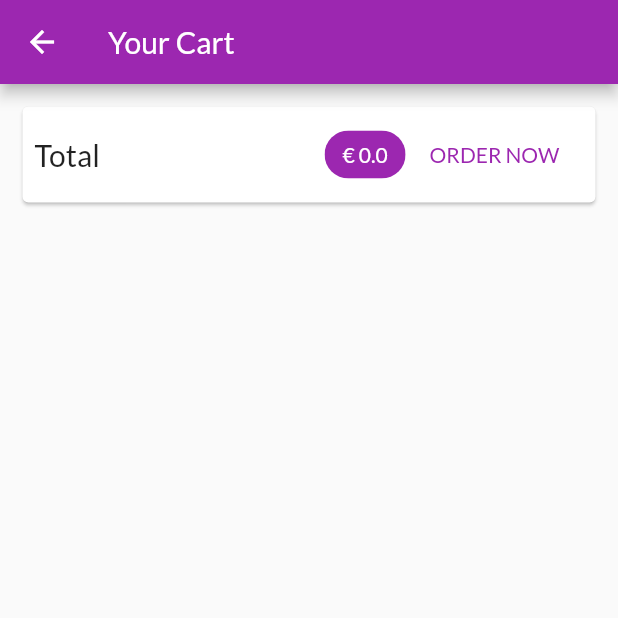
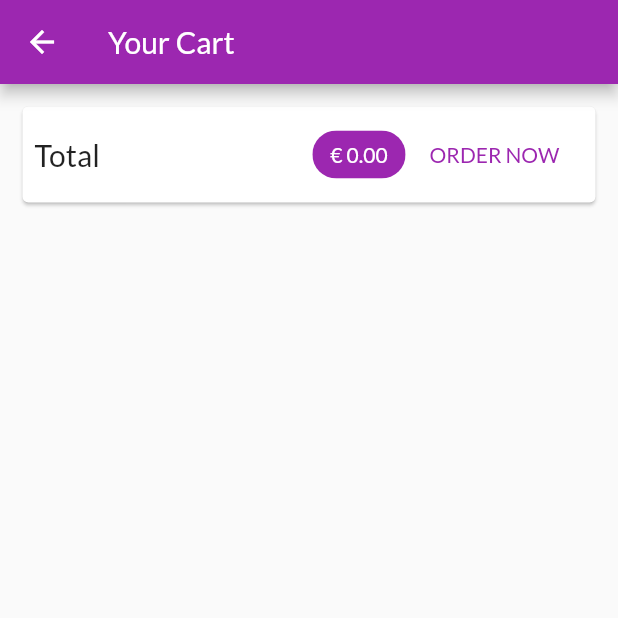
Before and after one commit to AndryRana/shop, a Flutter app: the CartScreen screen opened by its route, after a tap on "ORDER NOW", on a phone screen of 412 x 824 dp, the top half of it. Run offline on Flutter 3.47's test engine with Material 2 defaults, Android fonts, the phone set to English and light mode, and no system bars; network calls fail.

Commit message:
207- Adding Orders - 208 - adding an Orders Screen - 209 - Using Side Drawer - 210 **Making Orders Expandable & Stateful Widgets vs Providers**

```diff
--- a/lib/main.dart
+++ b/lib/main.dart
@@ -7,6 +7,7 @@ import './screens/product_detail_screen.dart';
 import './providers/products.dart';
 import './providers/cart.dart';
 import './providers/orders.dart';
+import './screens/orders_screen.dart';
 
 void main() => runApp(MyApp());
 
@@ -36,6 +37,7 @@ class MyApp extends StatelessWidget {
           routes: {
             ProductDetailScreen.routeName: (ctx) => ProductDetailScreen(),
             CartScreen.routeName: (ctx) => CartScreen(),
+            OrdersScreen.routeName: (ctx) => OrdersScreen(),
           }),
     );
   }
--- a/lib/screens/cart_screen.dart
+++ b/lib/screens/cart_screen.dart
@@ -2,7 +2,8 @@ import 'package:flutter/material.dart';
 import 'package:provider/provider.dart';
 
 import '../providers/cart.dart' show Cart;
-import '../widgets/cart_item.dart' ;
+import '../widgets/cart_item.dart';
+import '../providers/orders.dart';
 
 class CartScreen extends StatelessWidget {
   static const routeName = '/cart';
@@ -30,7 +31,7 @@ class CartScreen extends StatelessWidget {
                   Spacer(),
                   Chip(
                     label: Text(
-                      '€ ${cart.totalAmount}',
+                      '€ ${cart.totalAmount.toStringAsFixed(2)}',
                       style: TextStyle(
                           color: Theme.of(context)
                               .primaryTextTheme
@@ -40,7 +41,13 @@ class CartScreen extends StatelessWidget {
                     backgroundColor: Theme.of(context).primaryColor,
                   ),
                   FlatButton(
-                    onPressed: () {},
+                    onPressed: () {
+                      Provider.of<Orders>(context, listen: false).addOrder(
+                        cart.items.values.toList(),
+                        cart.totalAmount,
+                      );
+                      cart.clear();
+                    },
                     child: Text('ORDER NOW'),
                     textColor: Theme.of(context).primaryColor,
                   ),
--- /dev/null
+++ b/lib/screens/orders_screen.dart
@@ -0,0 +1,24 @@
+import 'package:flutter/material.dart';
+import 'package:provider/provider.dart';
+
+import '../widgets/app_drawer.dart';
+import '../providers/orders.dart' show Orders;
+import '../widgets/order_item.dart';
+
+class OrdersScreen extends StatelessWidget {
+  static const routeName = '/orders';
+  @override
+  Widget build(BuildContext context) {
+    final orderData = Provider.of<Orders>(context);
+    return Scaffold(
+      appBar: AppBar(
+        title: Text('Your Orders'),
+      ),
+      drawer: AppDrawer(),
+      body: ListView.builder(
+        itemCount: orderData.orders.length,
+        itemBuilder: (ctx, i) => OrderItem(orderData.orders[i]),
+      ),
+    );
+  }
+}
--- a/lib/screens/products_overview_screen.dart
+++ b/lib/screens/products_overview_screen.dart
@@ -1,6 +1,7 @@
 import 'package:flutter/material.dart';
 import 'package:provider/provider.dart';
 
+import '../widgets/app_drawer.dart';
 import '../screens/cart_screen.dart';
 import '../providers/cart.dart';
 import '../widgets/products_grid.dart';
@@ -62,6 +63,7 @@ class _ProductsOverviewScreenState extends State<ProductsOverviewScreen> {
           ),
         ],
       ),
+      drawer: AppDrawer(),
       body: ProductsGrid(_showOnlyFavorites),
     );
   }
--- /dev/null
+++ b/lib/widgets/order_item.dart
@@ -0,0 +1,74 @@
+import 'dart:math';
+
+import 'package:flutter/material.dart';
+import 'package:intl/intl.dart';
+
+import '../providers/orders.dart' as ord;
+
+class OrderItem extends StatefulWidget {
+  final ord.OrderItem order;
+
+  OrderItem(this.order);
+
+  @override
+  _OrderItemState createState() => _OrderItemState();
+}
+
+class _OrderItemState extends State<OrderItem> {
+  var _expanded = false;
+
+  @override
+  Widget build(BuildContext context) {
+    return Card(
+      margin: EdgeInsets.all(10),
+      child: Column(
+        children: <Widget>[
+          ListTile(
+            title: Text('€ ${widget.order.amount}'),
+            subtitle: Text(
+              DateFormat('dd/MM/yyyy hh:mm').format(widget.order.dateTime),
+            ),
+            trailing: IconButton(
+              icon: Icon(_expanded ? Icons.expand_less : Icons.expand_more),
+              onPressed: () {
+                setState(() {
+                  _expanded = !_expanded;
+                });
+              },
+            ),
+          ),
+          if (_expanded)
+            Container(
+              padding: EdgeInsets.symmetric(horizontal: 15, vertical:4),
+              height: min(widget.order.products.length * 20.0 + 10, 100),
+              child: ListView(
+                children: widget.order.products
+                    .map(
+                      (prod) => Row(
+                        mainAxisAlignment: MainAxisAlignment.spaceBetween,
+                        children: <Widget>[
+                          Text(
+                            prod.title,
+                            style: TextStyle(
+                              fontSize: 18,
+                              fontWeight: FontWeight.bold,
+                            ),
+                          ),
+                          Text(
+                            '${prod.quantity}x € ${prod.price}',
+                            style: TextStyle(
+                              fontSize: 18,
+                              color: Colors.grey,
+                            ),
+                          ),
+                        ],
+                      ),
+                    )
+                    .toList(),
+              ),
+            ),
+        ],
+      ),
+    );
+  }
+}
--- a/pubspec.yaml
+++ b/pubspec.yaml
@@ -24,6 +24,7 @@ dependencies:
   flutter:
     sdk: flutter
   provider: ^4.3.3
+  intl: ^0.16.1
 
   # The following adds the Cupertino Icons font to your application.
   # Use with the CupertinoIcons class for iOS style icons.
```
Also changed, not shown: lib/widgets/app_drawer.dart (added, +35 -0 lines), pubspec.lock.
